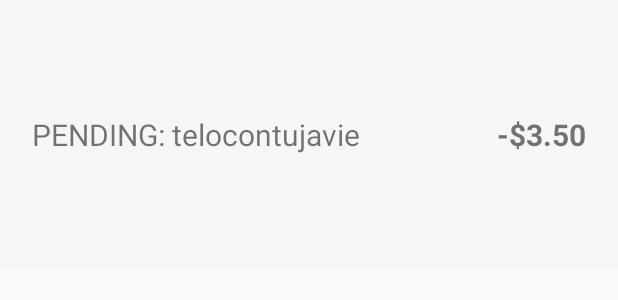
After one commit to rodvar/cwbprep, an Android app: the layout transaction.xml on its own in the app's theme, with its tools: preview values and no code run, on a phone screen of 412 x 824 dp. The commit adds this screen. Shown: the top 300 px of the screen. Run offline under Robolectric (Android 15) with nearby library versions, the phone set to English and light mode, and no system bars.

Commit message:
Improved layouting, ready to show transactions details

```diff
--- a/app/src/main/res/layout/activity_main.xml
+++ b/app/src/main/res/layout/activity_main.xml
@@ -15,7 +15,6 @@
     <ScrollView
         android:layout_width="match_parent"
         android:layout_height="wrap_content"
-        app:layout_constraintBottom_toBottomOf="parent"
         app:layout_constraintLeft_toLeftOf="parent"
         app:layout_constraintRight_toRightOf="parent"
         app:layout_constraintTop_toBottomOf="@+id/my_toolbar">
@@ -30,8 +29,9 @@
                 tools:layout_editor_absoluteY="56dp" />
 
             <android.support.v7.widget.RecyclerView
+                android:id="@+id/transactionListView"
                 android:layout_width="match_parent"
-                android:layout_height="match_parent"
+                android:layout_height="wrap_content"
                 android:layout_below="@+id/account_details" />
         </RelativeLayout>
 
--- /dev/null
+++ b/app/src/main/res/layout/transaction.xml
@@ -0,0 +1,35 @@
+<?xml version="1.0" encoding="utf-8"?>
+<RelativeLayout xmlns:android="http://schemas.android.com/apk/res/android"
+    android:layout_width="match_parent"
+    android:layout_height="180dp"
+    android:paddingTop="10dp"
+    android:paddingBottom="15dp"
+    android:paddingLeft="5dp"
+    android:paddingRight="5dp"
+    android:background="@color/LightGrey">
+
+    <TextView
+        android:id="@+id/description"
+        android:layout_width="wrap_content"
+        android:layout_height="wrap_content"
+        android:layout_marginStart="16dp"
+        android:layout_marginLeft="16dp"
+        android:text="PENDING: telocontujavie"
+        android:textSize="20sp"
+        android:layout_alignParentLeft="true"
+        android:layout_centerVertical="true"/>
+
+    <TextView
+        android:id="@+id/textView"
+        android:layout_width="wrap_content"
+        android:layout_height="wrap_content"
+        android:layout_marginEnd="16dp"
+        android:layout_marginRight="16dp"
+        android:text="-$3.50"
+        android:textSize="20sp"
+        android:textStyle="bold"
+        android:layout_alignParentRight="true"
+        android:layout_centerVertical="true"
+        />
+
+</RelativeLayout>
```
Also changed, not shown: app/src/main/java/com/rodvar/cwbprep/MainActivity.kt (+47 -4 lines), app/src/main/java/com/rodvar/cwbprep/MainActivityPresenter.kt (+16 -2 lines), app/src/main/java/com/rodvar/cwbprep/domain/AccountDetails.kt (+11 -1 lines).
